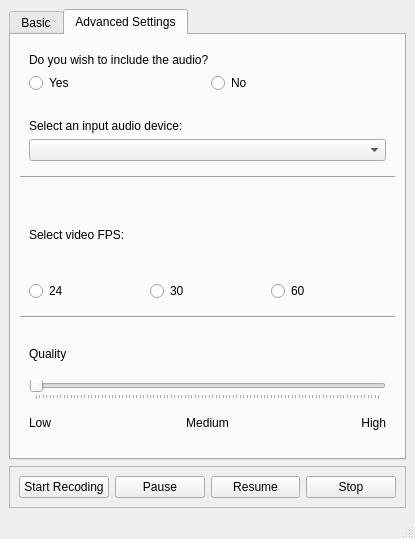
Before: the Qt Designer form ScreenRecorderQT/ScreenRecorder/mainwindow.ui in cheina97/ScreenRecorderQT, drawn with Qt 5.
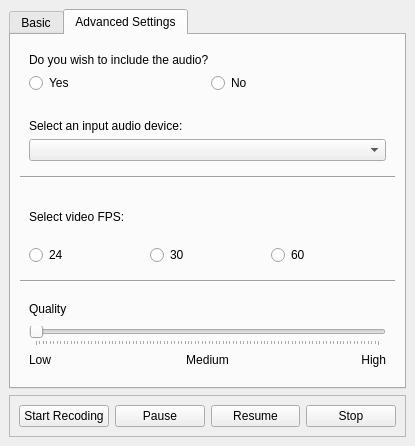
After: the same form once the commit is applied. Icons and pictures are not drawn.

Patch:
```diff
--- a/ScreenRecorderQT/ScreenRecorder/mainwindow.ui
+++ b/ScreenRecorderQT/ScreenRecorder/mainwindow.ui
@@ -7,9 +7,21 @@
     <x>0</x>
     <y>0</y>
     <width>415</width>
-    <height>539</height>
+    <height>446</height>
    </rect>
   </property>
+  <property name="minimumSize">
+   <size>
+    <width>0</width>
+    <height>446</height>
+   </size>
+  </property>
+  <property name="maximumSize">
+   <size>
+    <width>16777215</width>
+    <height>446</height>
+   </size>
+  </property>
   <property name="windowTitle">
    <string>MainWindow</string>
   </property>
@@ -447,17 +459,6 @@
     </item>
    </layout>
   </widget>
-  <widget class="QMenuBar" name="menubar">
-   <property name="geometry">
-    <rect>
-     <x>0</x>
-     <y>0</y>
-     <width>415</width>
-     <height>22</height>
-    </rect>
-   </property>
-  </widget>
-  <widget class="QStatusBar" name="statusbar"/>
   <action name="actionno">
    <property name="text">
     <string>no</string>
```
